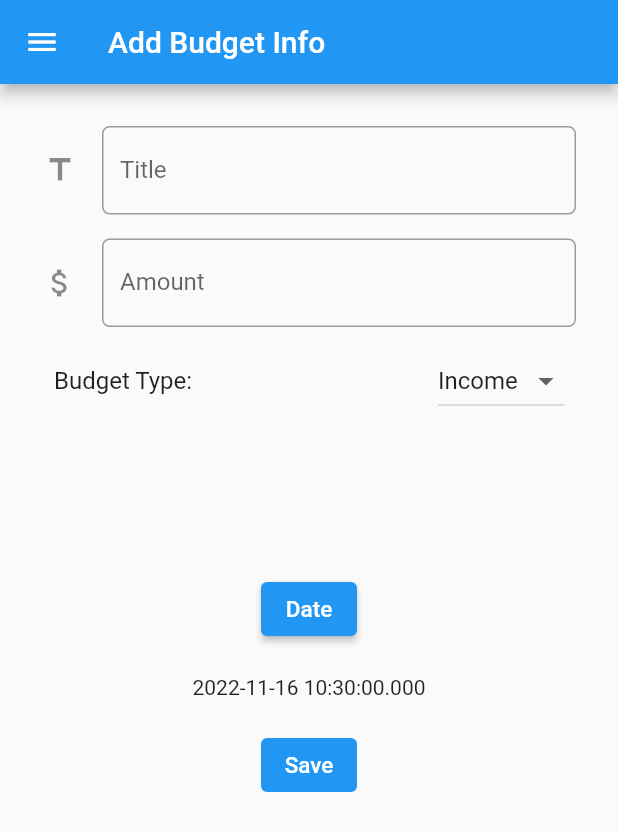
After one commit to MozaAdirafi/pbp-flutter-lab, a Flutter app: the BudgetFormPage screen opened directly, on a phone screen of 412 x 824 dp. The commit adds this screen. Shown: the top 831 px of the screen. Run offline on Flutter 3.47's test engine with Material 2 defaults, Android fonts, the phone set to English and light mode, and no system bars.

Commit message:
Finishing Weekly Assignment 8

```diff
--- /dev/null
+++ b/lib/drawer.dart
@@ -0,0 +1,41 @@
+import 'package:flutter/material.dart';
+import 'package:counter_7/main.dart';
+import 'package:counter_7/form.dart';
+import 'package:counter_7/budget.dart';
+
+
+Drawer buildDrawer(BuildContext context) {
+  return Drawer(
+    child: Column(
+      children: [
+        ListTile(
+          title: const Text('counter_7'),
+          onTap: () {
+            Navigator.pushReplacement(
+              context,
+              MaterialPageRoute(builder: (context) => const MyHomePage()),
+            );
+          },
+        ),
+        ListTile(
+          title: const Text('Add Budget Info'),
+          onTap: () {
+            Navigator.pushReplacement(
+              context,
+              MaterialPageRoute(builder: (context) => const BudgetFormPage()),
+            );
+          },
+        ),
+        ListTile(
+          title: const Text('Budget Data'),
+          onTap: () {
+            Navigator.pushReplacement(
+              context,
+              MaterialPageRoute(builder: (context) => const DataBudgetPage()),
+            );
+          },
+        ),
+      ],
+    ),
+  );
+}
--- /dev/null
+++ b/lib/form.dart
@@ -0,0 +1,199 @@
+import 'package:flutter/material.dart';
+import 'package:counter_7/drawer.dart';
+import 'package:counter_7/budget.dart';
+
+
+class BudgetFormPage extends StatefulWidget {
+  const BudgetFormPage({super.key});
+
+  @override
+  State<BudgetFormPage> createState() => _BudgetFormPageState();
+}
+
+class _BudgetFormPageState extends State<BudgetFormPage> {
+
+  final _formKey = GlobalKey<FormState>();
+  String title = "";
+  int _number = 0;
+  String _type = 'Income';
+  DateTime _date= DateTime.now();
+
+  final _controllertitle = TextEditingController();
+  final _controllernumber = TextEditingController();
+
+  void clearText() {
+    title = '';
+    _number = 0;
+  }
+
+  bool isNumeric(String value){
+    return int.tryParse(value) != null;
+  }
+
+  @override
+  Widget build(BuildContext context) {
+    return Scaffold(
+      appBar: AppBar(
+        title: const Text('Add Budget Info'),
+      ),
+      drawer: buildDrawer(context),
+      // Form
+      body: Form(
+        key: _formKey,
+        child: SingleChildScrollView(
+          child: Container(
+            padding: const EdgeInsets.all(20.0),
+            child: Column(
+              children: [
+
+                Padding(
+                  padding: const EdgeInsets.all(8.0),
+                  child: TextFormField(
+                    decoration: InputDecoration(
+                      hintText: "Contoh: Sell Nintendo Switch",
+                      labelText: "Title",
+                      icon: const Icon(Icons.title),
+                      border: OutlineInputBorder(
+                        borderRadius: BorderRadius.circular(5.0),
+                      ),
+                    ),
+                    onChanged: (String? value) {
+                      setState(() {
+                        title = value!;
+                      });
+                    },
+                    onSaved: (String? value) {
+                      setState(() {
+                        title = value!;
+                      });
+                    },
+                    validator: (String? value) {
+                      if (value == null || value.isEmpty) {
+                        return 'You need to fill the title';
+                      }
+                      return null;
+                    },
+                  ),
+                ),
+
+                Padding(
+                  padding: const EdgeInsets.all(8.0),
+                  child: TextFormField(
+                    decoration: InputDecoration(
+                      hintText: "Example: 1000",
+                      labelText: "Amount",
+                      icon: const Icon(Icons.attach_money),
+                      border: OutlineInputBorder(
+                        borderRadius: BorderRadius.circular(5.0),
+                      ),
+                    ),
+
+                    keyboardType: TextInputType.number,
+
+                    onChanged: (String? value) {
+                      setState(() {
+                        _number = int.parse(value!);
+                      });
+                    },
+                    onSaved: (String? value) {
+                      setState(() {
+                        _number = value! as int;
+                      });
+                    },
+
+                    validator: (String? value) {
+
+
+                      if (value == null || value.isEmpty) {
+                        return 'Amount needs to be filled';
+                      }
+
+
+                      if (!isNumeric(value)) {
+                        return 'Amount has to be an integer';
+                      }
+                      return null;
+                    },
+                  ),
+                ),
+
+
+
+                ListTile(
+                  title: const Text(
+                    'Budget Type: ',
+                  ),
+                  trailing: DropdownButton(
+                    value: _type,
+                    items: const <DropdownMenuItem<String>>[
+                      DropdownMenuItem<String>(
+                        value: 'Income',
+                        child: Text('Income'),
+                      ),
+                      DropdownMenuItem<String>(
+                        value: 'Expense',
+                        child: Text('Expense'),
+                      ),
+                    ],
+                    onChanged: (String? newValue) {
+                      setState(() {
+                        _type = newValue!;
+                      });
+                    },
+                  ),
+                ),
+
+
+                Padding(
+                  padding: const EdgeInsets.only(top:100.0),
+                  child: ElevatedButton(
+                    child: const Text("Date", style: TextStyle(fontSize: 15)),
+
+                    onPressed: () {
+                      showDatePicker(
+                        context: context,
+                        initialDate: DateTime.now(),
+                        firstDate: DateTime(2000),
+                        lastDate: DateTime(2099),
+                      ).then((date) {
+                        setState(() {
+                          _date= date!;
+                        });
+                      });
+                    },
+                  ),
+                ),
+
+                Padding(
+                  padding: const EdgeInsets.only(top:20, bottom: 20),
+                  child: Text(DateTime.now().toString()),
+                ),
+
+
+                TextButton(
+                  style: ButtonStyle(
+                    backgroundColor: MaterialStateProperty.all(Colors.blue),
+                  ),
+                  onPressed: () {
+                    if (_formKey.currentState!.validate()) {
+                      addBudget(title, _number, _type, _date);
+                      Navigator.push(
+                        context,
+                        MaterialPageRoute(builder: (context) => const BudgetFormPage()),
+                      );
+                      clearText();
+                    }
+                  },
+                  child: const Text(
+                    "Save",
+                    style: TextStyle(color: Colors.white, fontSize: 15),
+                  ),
+                ),
+              ],
+            ),
+          ),
+        ),
+      ),
+    );
+  }
+}
```
Also changed, not shown: lib/budget.dart (added, +93 -0 lines), lib/main.dart (+5 -6 lines).
